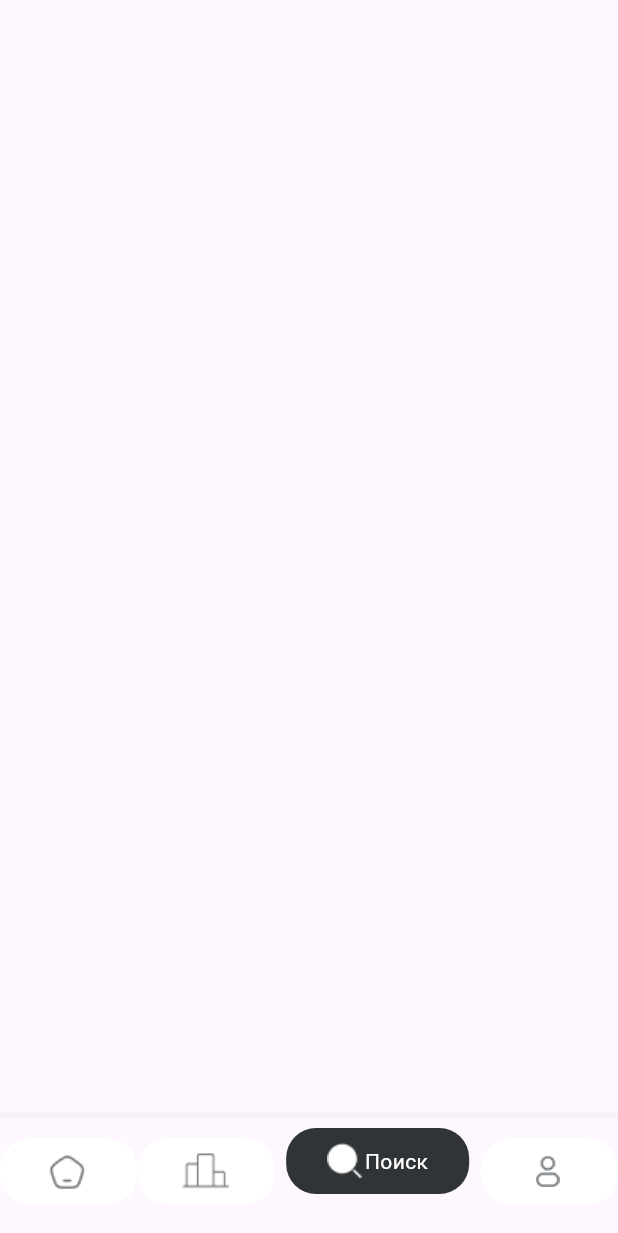
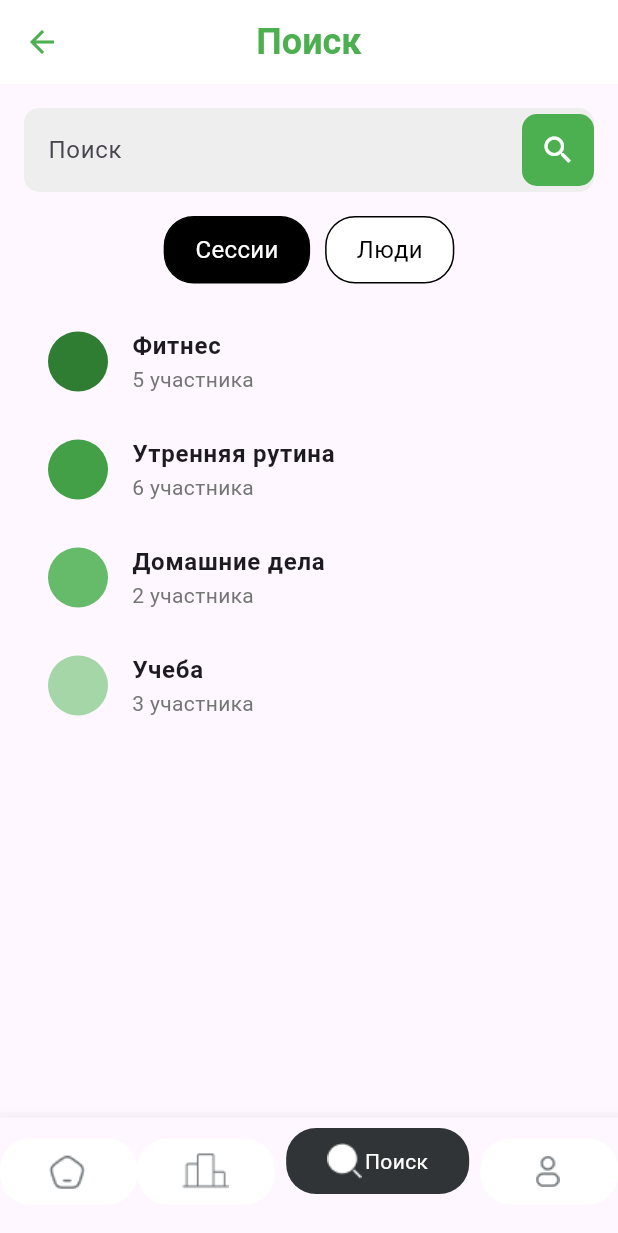
Before and after one commit to shiryauwu/TaskBattle, a Flutter app: the screen it shows after launch, item 3 of the bottom bar chosen, on a phone screen of 412 x 824 dp. Shown: the top 1233 px of the screen. Run offline on Flutter 3.47's test engine with Material 3 defaults, Android fonts, the phone set to English and light mode, and no system bars; missing offline and left inert: dart:ffi.

Commit message:
Added Search page

```diff
--- a/task_battle/lib/search_page.dart
+++ b/task_battle/lib/search_page.dart
@@ -1,6 +1,5 @@
 import 'package:flutter/material.dart';
-
-import 'navigation_bar.dart';
+import 'package:task_battle/navigation_bar.dart';
 
 class SearchPage extends StatefulWidget {
   const SearchPage({super.key});
@@ -10,11 +9,156 @@ class SearchPage extends StatefulWidget {
 }
 
 class _SearchPageState extends State<SearchPage> {
+  bool isSessionsSelected = true;
+
   @override
   Widget build(BuildContext context) {
-    return const Scaffold(
+    return Scaffold(
+      appBar: AppBar(
+        backgroundColor: Colors.white,
+        elevation: 0,
+        leading: IconButton(
+          icon: const Icon(Icons.arrow_back, color: Colors.green),
+          onPressed: () {
+            Navigator.of(context).pushReplacement(
+              MaterialPageRoute(builder: (context) => const MainNavigationBar()),
+            );
+          },
+        ),
+        centerTitle: true,
+        title: const Text("Поиск", style: TextStyle(color: Colors.green, fontSize: 24, fontWeight: FontWeight.bold)),
+      ),
+      body: Padding(
+        padding: const EdgeInsets.all(16.0),
+        child: Column(
+          crossAxisAlignment: CrossAxisAlignment.start,
+          children: [
+            TextField(
+              decoration: InputDecoration(
+                hintText: "Поиск",
+                filled: true,
+                fillColor: Colors.grey[200],
+                border: OutlineInputBorder(
+                  borderRadius: BorderRadius.circular(10),
+                  borderSide: BorderSide.none,
+                ),
+                suffixIcon: Container(
+                  decoration: BoxDecoration(
+                    color: Colors.green,
+                    borderRadius: BorderRadius.circular(10),
+                  ),
+                  child: const Icon(Icons.search, color: Colors.white),
+                ),
+              ),
+            ),
+            const SizedBox(height: 16),
+            Row(
+              mainAxisAlignment: MainAxisAlignment.center,
+              children: [
+                _toggleButton("Сессии", isSessionsSelected, () {
+                  setState(() {
+                    isSessionsSelected = true;
+                  });
+                }),
+                const SizedBox(width: 10),
+                _toggleButton("Люди", !isSessionsSelected, () {
+                  setState(() {
+                    isSessionsSelected = false;
+                  });
+                }),
+              ],
+            ),
+            const SizedBox(height: 16),
+            Expanded(
+              child: isSessionsSelected ? _buildSessionsList() : _buildPeopleList(),
+            ),
+          ],
+        ),
+      ),
+    );
+  }
 
+  Widget _toggleButton(String text, bool isSelected, VoidCallback onTap) {
+    return GestureDetector(
+      onTap: onTap,
+      child: Container(
+        padding: const EdgeInsets.symmetric(vertical: 10, horizontal: 20),
+        decoration: BoxDecoration(
+          color: isSelected ? Colors.black : Colors.white,
+          border: Border.all(color: Colors.black),
+          borderRadius: BorderRadius.circular(20),
+        ),
+        child: Text(
+          text,
+          style: TextStyle(color: isSelected ? Colors.white : Colors.black, fontSize: 16),
+        ),
+      ),
     );
+  }
 
+  Widget _buildSessionsList() {
+    final sessions = [
+      {"title": "Фитнес", "members": 5, "color": Colors.green[800]},
+      {"title": "Утренняя рутина", "members": 6, "color": Colors.green[600]},
+      {"title": "Домашние дела", "members": 2, "color": Colors.green[400]},
+      {"title": "Учеба", "members": 3, "color": Colors.green[200]},
+    ];
+
+    return ListView(
+      children: sessions.map((session) {
+        return ListTile(
+          leading: CircleAvatar(
+            backgroundColor: session['color'] as Color?,
+            radius: 20,
+          ),
+          title: Text(session['title'] as String, style: const TextStyle(fontWeight: FontWeight.bold)),
+          subtitle: Text("${session['members']} участника", style: TextStyle(color: Colors.grey[600])),
+        );
+      }).toList(),
+    );
+  }
+
+  Widget _buildPeopleList() {
+    final people = [
+      {"name": "Анюта", "status": "Был(а) в сети вчера", "image": "assets/avatar1.png", "online": false},
+      {"name": "Антошка", "status": "Онлайн", "image": "assets/avatar2.png", "online": true},
+      {"name": "Мадина", "status": "Был(а) в сети 3 часа назад", "image": "assets/avatar3.png", "online": false},
+      {"name": "Лиза", "status": "Онлайн", "image": "assets/avatar4.png", "online": true},
+      {"name": "Амир", "status": "Онлайн", "image": "assets/avatar5.png", "online": true},
+      {"name": "Сосиска киллер_228", "status": "Был(а) в сети 30 минут назад", "image": "", "online": false},
+    ];
+
+    return ListView(
+      children: people.map((person) {
+        return ListTile(
+          leading: Stack(
+            children: [
+              CircleAvatar(
+                backgroundImage: person['image'] != "" ? AssetImage(person['image'] as String) : null,
+                backgroundColor: Colors.blue,
+                radius: 25,
+                child: person['image'] == "" ? Text((person['name'] as String).substring(0, 2).toUpperCase(), style: const TextStyle(color: Colors.white)) : null,
+              ),
+              if (person['online'] as bool)
+                Positioned(
+                  bottom: 2,
+                  right: 2,
+                  child: Container(
+                    width: 10,
+                    height: 10,
+                    decoration: BoxDecoration(
+                      color: Colors.green,
+                      shape: BoxShape.circle,
+                      border: Border.all(color: Colors.white, width: 2),
+                    ),
+                  ),
+                ),
+            ],
+          ),
+          title: Text(person['name'] as String, style: const TextStyle(fontWeight: FontWeight.bold)),
+          subtitle: Text(person['status'] as String, style: TextStyle(color: Colors.grey[600])),
+        );
+      }).toList(),
+    );
   }
 }
```
